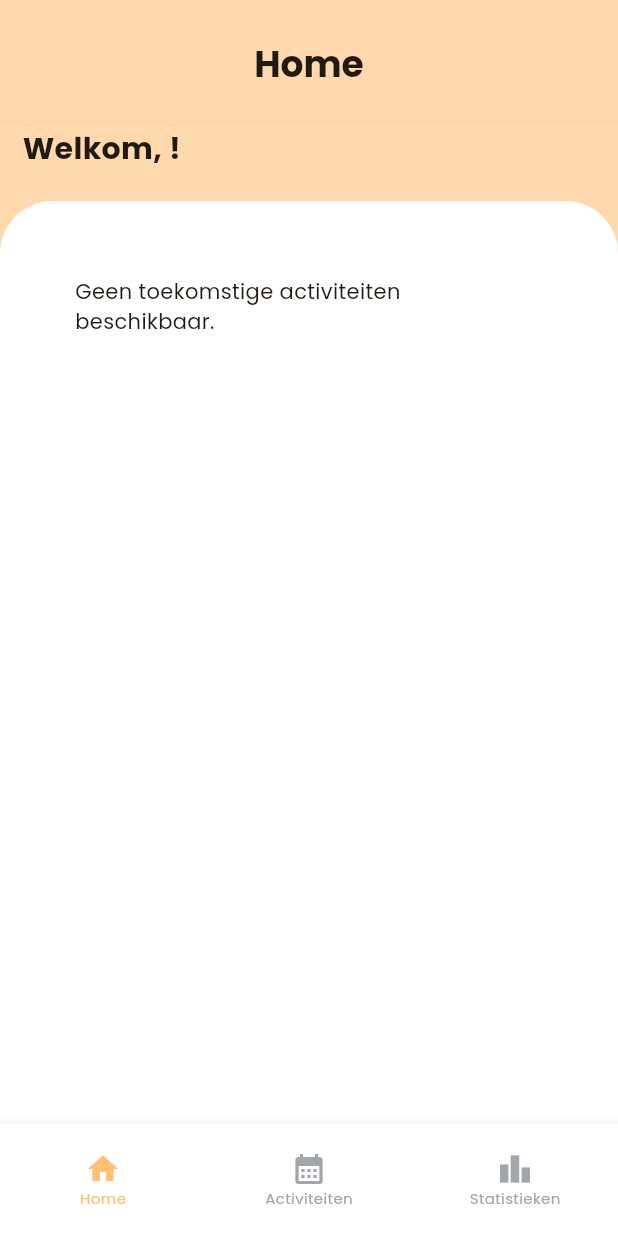
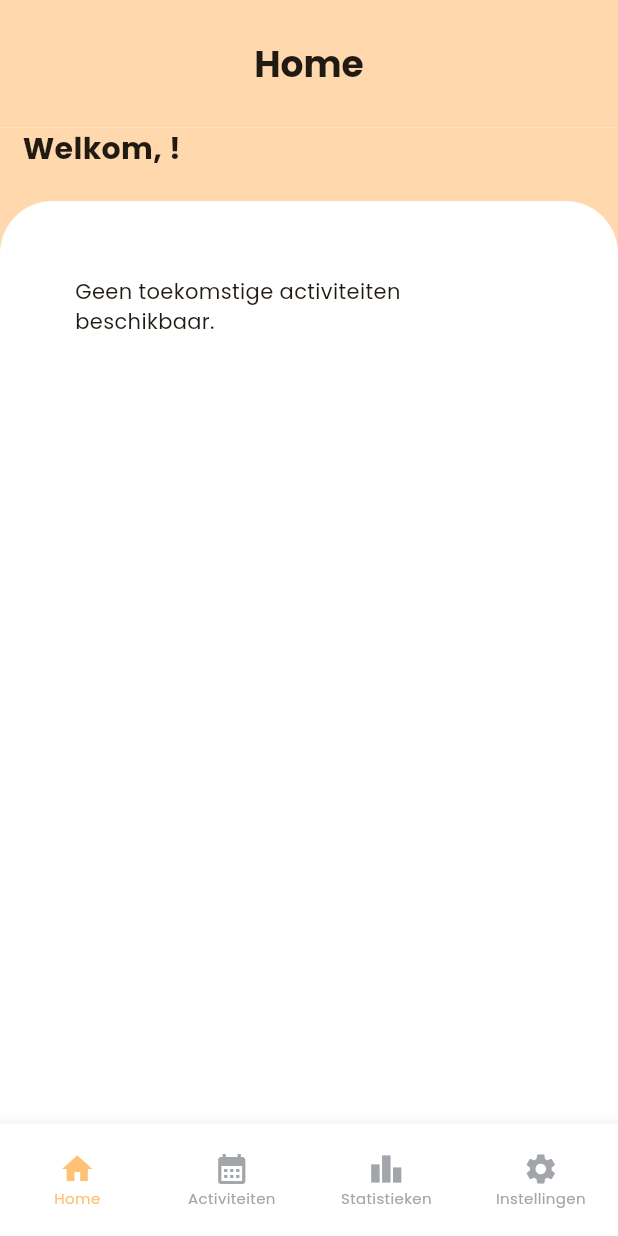
Before and after one commit to j-vseg/piwo, a Flutter app: the HomeView screen opened directly, on a phone screen of 412 x 824 dp. Run offline on Flutter 3.47's test engine with Material 3 defaults, Android fonts, the phone set to English and light mode, and no system bars; our stand-ins replace accordion, cloud_firestore, firebase_auth, firebase_core, fl_chart, lottie and 3 more; accounts and stored records are empty.

Commit message:
Fix setting page

```diff
--- a/lib/views/home/home_view.dart
+++ b/lib/views/home/home_view.dart
@@ -4,6 +4,7 @@ import 'package:piwo/config/theme/custom_theme.dart';
 import 'package:piwo/config/theme/size_setter.dart';
 import 'package:piwo/views/activities/activities.dart';
 import 'package:piwo/views/home/home.dart';
+import 'package:piwo/views/settings/settings.dart';
 import 'package:piwo/views/statistics/statistics.dart';
 
 class HomeView extends StatefulWidget {
@@ -35,7 +36,7 @@ class _HomeViewState extends State<HomeView> {
               HomePage(),
               ActivitiesPage(),
               StatisticsPage(),
-              // SettingsPage(),
+              SettingsPage(),
             ],
           ),
         ],
@@ -65,11 +66,11 @@ class _HomeViewState extends State<HomeView> {
                     icon: Icon(Icons.leaderboard),
                     label: 'Statistieken',
                   ),
-                  // BottomNavigationBarItem(
-                  //   key: Key('settings_view_button'),
-                  //   icon: Icon(Icons.settings),
-                  //   label: 'Instellingen',
-                  // ),
+                  BottomNavigationBarItem(
+                    key: Key('settings_view_button'),
+                    icon: Icon(Icons.settings),
+                    label: 'Instellingen',
+                  ),
                 ],
                 type: BottomNavigationBarType.fixed,
                 selectedItemColor: CustomColors.selectedMenuColor,
--- a/lib/views/settings/profile.dart
+++ b/lib/views/settings/profile.dart
@@ -1,5 +1,6 @@
 import 'package:firebase_auth/firebase_auth.dart';
 import 'package:flutter/material.dart';
+import 'package:piwo/models/account.dart';
 import 'package:piwo/services/account.dart';
 import 'package:piwo/services/activity.dart';
 import 'package:piwo/services/auth.dart';
@@ -39,6 +40,10 @@ class ProfilePageState extends State<ProfilePage> {
 
   @override
   Widget build(BuildContext context) {
+    if (_account == null || _account is! Account) {
+      return const Center(child: CircularProgressIndicator());
+    }
+
     return CustomScaffold(
       appBar: AppBar(
         backgroundColor: Colors.transparent,
--- a/lib/views/settings/settings.dart
+++ b/lib/views/settings/settings.dart
@@ -1,4 +1,5 @@
 import 'package:flutter/material.dart';
+import 'package:piwo/models/account.dart';
 import 'package:piwo/models/enums/role.dart';
 import 'package:piwo/services/account.dart';
 import 'package:piwo/services/payment_url.dart';
@@ -37,6 +38,10 @@ class SettingsPageState extends State<SettingsPage> {
 
   @override
   Widget build(BuildContext context) {
+    if (_account == null || _account is! Account) {
+      return const Center(child: CircularProgressIndicator());
+    }
+
     return CustomScaffold(
       useAppBar: true,
       appBar: AppBar(
```
